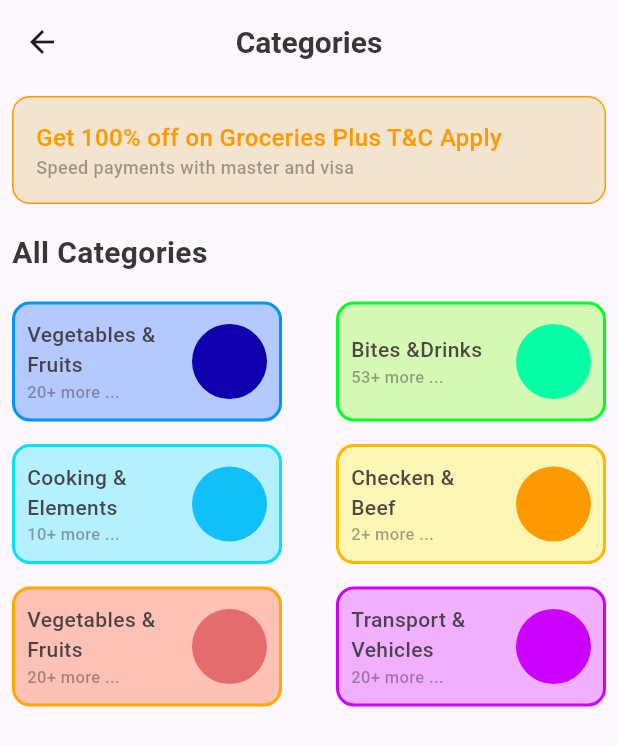
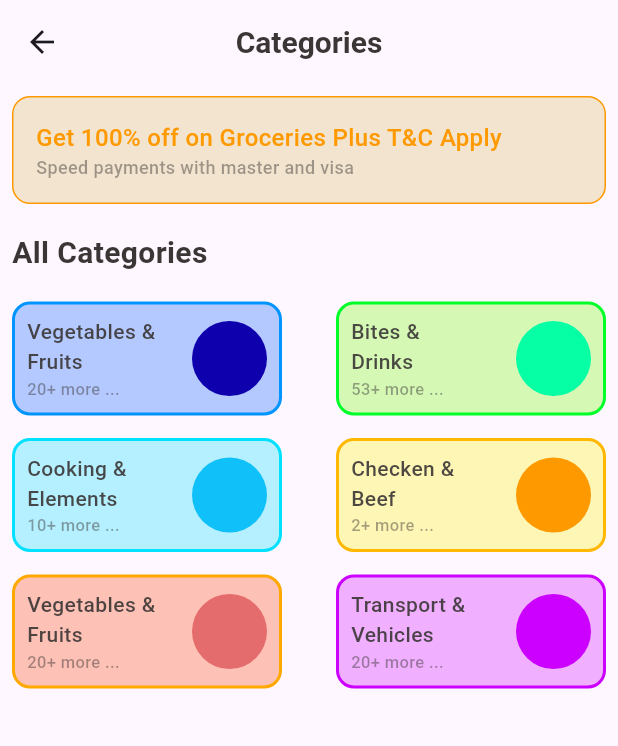
Before and after one commit to dulakshirb/flutter_grocery, a Flutter app: the screen it shows after launch, on a phone screen of 412 x 824 dp. Shown: the top 746 px of the screen. Run offline on Flutter 3.47's test engine with Material 3 defaults, Android fonts, the phone set to English and light mode, and no system bars.

Commit message:
Removed sizedbox on  categories list and add bottom margin ⚙️

```diff
--- a/lib/pages/category_page/category_page.dart
+++ b/lib/pages/category_page/category_page.dart
@@ -47,18 +47,12 @@ class CategoryPage extends StatelessWidget {
                         bgColor: Color(0xFF0057FF),
                         circleColor: Color(0xFF0E00AC),
                       ),
-                      SizedBox(
-                        height: 15,
-                      ),
                       CategoryCard(
                         title: 'Cooking &\nElements',
                         description: '10+ more ...',
                         borderColor: Color(0xFF00E0FF),
                         bgColor: Color(0xFF00E0FF),
                         circleColor: Color(0xFF10C0F8),
-                      ),
-                      SizedBox(
-                        height: 15,
                       ),
                       CategoryCard(
                         title: 'Vegetables &\nFruits',
@@ -72,14 +66,11 @@ class CategoryPage extends StatelessWidget {
                   Column(
                     children: [
                       CategoryCard(
-                        title: 'Bites &\Drinks',
+                        title: 'Bites &\nDrinks',
                         description: '53+ more ...',
                         borderColor: Color(0xFF00FF29),
                         bgColor: Color(0xFF70FF00),
                         circleColor: Color(0xFF06FFA5),
-                      ),
-                      SizedBox(
-                        height: 15,
                       ),
                       CategoryCard(
                         title: 'Checken &\nBeef',
@@ -87,9 +78,6 @@ class CategoryPage extends StatelessWidget {
                         borderColor: Color(0xFFFFB800),
                         bgColor: Color(0xFFFFF500),
                         circleColor: Color(0xFFFF9900),
-                      ),
-                      SizedBox(
-                        height: 15,
                       ),
                       CategoryCard(
                         title: 'Transport &\nVehicles',
--- a/lib/widgets/reusable/category_page/category_card.dart
+++ b/lib/widgets/reusable/category_page/category_card.dart
@@ -17,7 +17,8 @@ class CategoryCard extends StatelessWidget {
   Widget build(BuildContext context) {
     return Container(
       width: 180,
-      height: 80,
+      // height: 80,
+      margin: EdgeInsets.only(bottom: 15),
       decoration: BoxDecoration(
         color: bgColor.withValues(alpha: .29),
         borderRadius: BorderRadius.circular(12),
```
